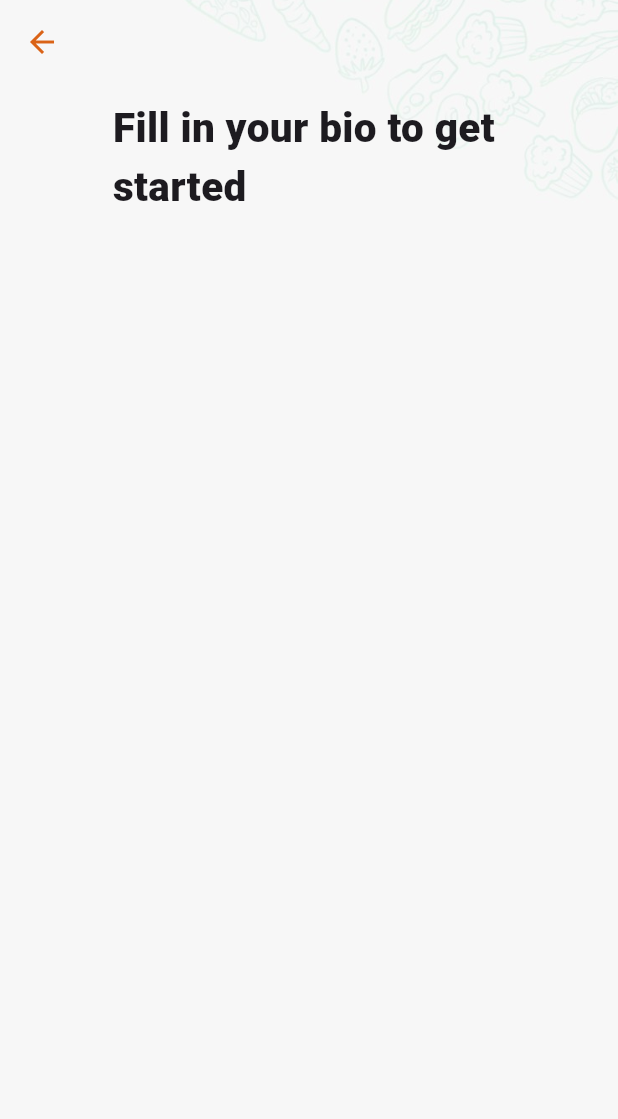
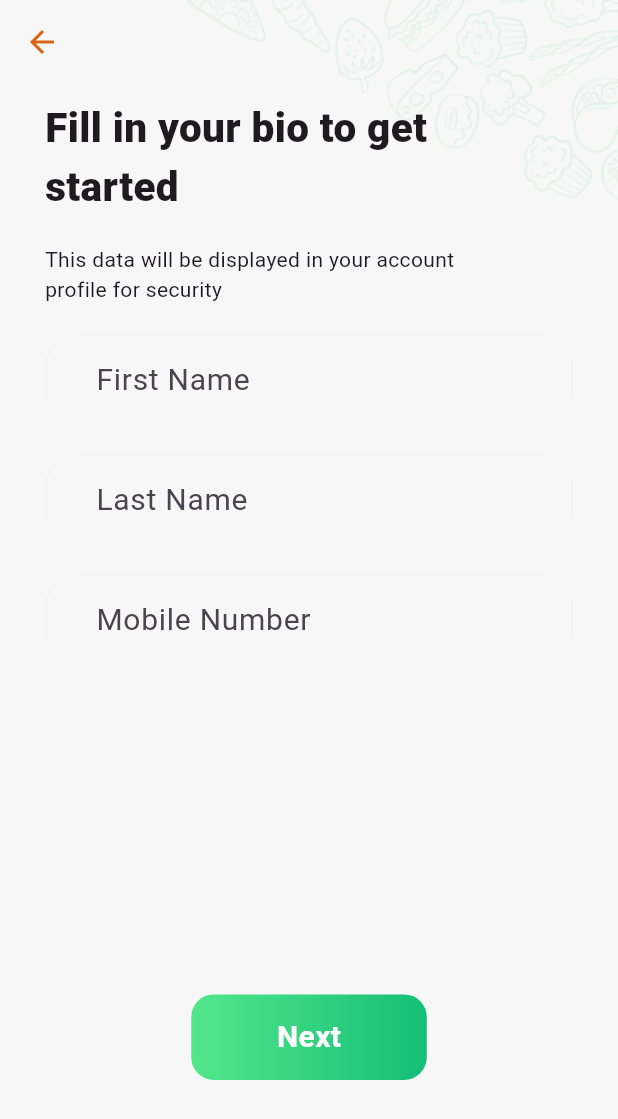
Before and after one commit to wareesha30/food_ninja, a Flutter app: the SignUp screen opened directly, after a tap on "Create Account", on a phone screen of 412 x 824 dp. Shown: the top 1119 px of the screen. Run offline on Flutter 3.47's test engine with Material 2 defaults, Android fonts, the light colour scheme and no system bars; our stand-ins replace simple_gradient_text.

Commit message:
signup process completed

```diff
--- a/lib/screens/signin.dart
+++ b/lib/screens/signin.dart
@@ -91,10 +91,7 @@ class SignIn extends StatelessWidget {
                     ),
                     GradientText(
                       "Forgot Your Password?",
-                      style: const TextStyle(
-                        fontSize: 14,
-                        fontWeight: FontWeight.w400,
-                      ),
+                      style: smalltextStyle,
                       colors: [lightGreen, darkGreen],
                     ),
                     const SizedBox(
--- a/lib/screens/signup.dart
+++ b/lib/screens/signup.dart
@@ -94,14 +94,8 @@ class SignUp extends StatelessWidget {
                             return const SignIn();
                           }));
                         },
-                        child: Text(
-                          "already have an account?",
-                          style: TextStyle(
-                            fontSize: 14,
-                            fontWeight: FontWeight.w400,
-                            color: darkGreen,
-                          ),
-                        ),
+                        child: Text("already have an account?",
+                            style: smalltextStyle.copyWith(color: darkGreen)),
                       ),
                       SizedBox(
                         height: MediaQuery.sizeOf(context).height * 0.02,
--- a/lib/screens/signup_process.dart
+++ b/lib/screens/signup_process.dart
@@ -1,13 +1,17 @@
 import 'package:flutter/material.dart';
 import 'package:food_ninja/utils/colors.dart';
 import 'package:food_ninja/utils/textstyle.dart';
+import 'package:food_ninja/widgets/custom_textfield.dart';
+import 'package:food_ninja/widgets/next_button.dart';
 
 class SignUpProcess extends StatelessWidget {
   const SignUpProcess({super.key});
 
   @override
   Widget build(BuildContext context) {
-    return SafeArea(
+    return GestureDetector(
+      onTap: () => FocusScope.of(context).requestFocus(FocusNode()),
+      child: SafeArea(
         child: Scaffold(
           extendBodyBehindAppBar: true,
           appBar: AppBar(
@@ -25,9 +29,10 @@ class SignUpProcess extends StatelessWidget {
               )),
               Positioned.fill(
                   child: Padding(
-              padding: const EdgeInsets.symmetric(horizontal: 25),
+                padding: const EdgeInsets.symmetric(horizontal: 30),
                 child: SingleChildScrollView(
                   child: Column(
+                    crossAxisAlignment: CrossAxisAlignment.start,
                     children: [
                       SizedBox(
                         height: MediaQuery.sizeOf(context).height * 0.08,
@@ -38,6 +43,38 @@ class SignUpProcess extends StatelessWidget {
                       ),
                       const SizedBox(
                         height: 19,
+                      ),
+                      Text(
+                        'This data will be displayed in your account \nprofile for security',
+                        style: smalltextStyle,
+                      ),
+                      const SizedBox(
+                        height: 20,
+                      ),
+                      const CustomTextField(label: 'First Name'),
+                      const SizedBox(
+                        height: 20,
+                      ),
+                      const CustomTextField(label: 'Last Name'),
+                      const SizedBox(
+                        height: 20,
+                      ),
+                      const CustomTextField(label: 'Mobile Number'),
+                      const SizedBox(
+                        height: 220,
+                      ),
+                      Center(
+                        child: NextButton(
+                            onTap: () => {
+                                  Navigator.push(context,
+                                      MaterialPageRoute(builder: (context) {
+                                    return const SignUpProcess();
+                                  }))
+                                },
+                            text: 'Next'),
+                      ),
+                      SizedBox(
+                        height: MediaQuery.sizeOf(context).height * 0.04,
                       )
                     ],
                   ),
@@ -46,6 +83,7 @@ class SignUpProcess extends StatelessWidget {
             ],
           ),
         ),
+      ),
     );
   }
 }
--- a/lib/utils/textstyle.dart
+++ b/lib/utils/textstyle.dart
@@ -5,7 +5,7 @@ TextStyle textStyle = const TextStyle(
   fontWeight: FontWeight.w800,
 );
 TextStyle smalltextStyle = const TextStyle(
-  fontSize: 12,
+  fontSize: 14,
   fontWeight: FontWeight.w400,
 );
 TextStyle bigtextStyle = const TextStyle(
--- a/lib/widgets/custom_textfield.dart
+++ b/lib/widgets/custom_textfield.dart
@@ -29,13 +29,13 @@ class CustomTextField extends StatelessWidget {
         hintText: label,
         alignLabelWithHint: true,
         focusedBorder: OutlineInputBorder(
-          borderRadius: BorderRadius.circular(15),
+          borderRadius: BorderRadius.circular(22),
           borderSide: BorderSide(
             color: blue,
           ),
         ),
         enabledBorder: OutlineInputBorder(
-          borderRadius: BorderRadius.circular(15),
+          borderRadius: BorderRadius.circular(22),
           borderSide: BorderSide(
             color: grey,
           ),
```
Lines whose indentation alone changed are shown as unchanged.
